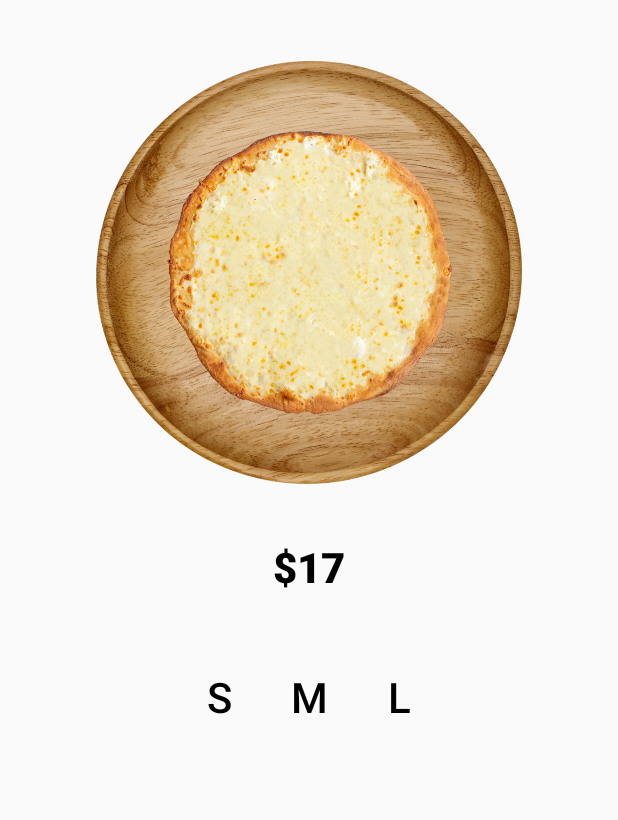
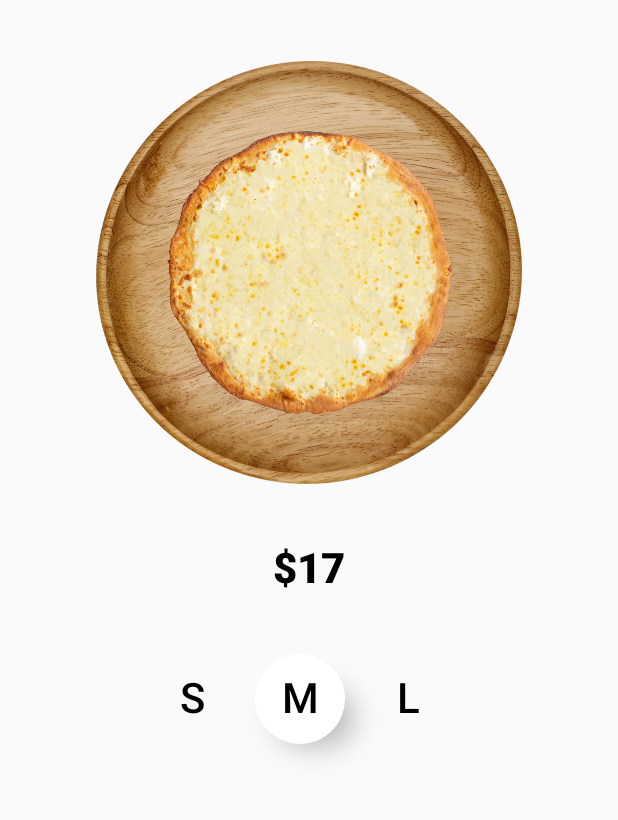
Before and after one commit to iZyadNasser/PizzaOven, an Android app built with Jetpack Compose: the screen it shows after launch (MainActivity), on a phone screen of 412 x 824 dp, the part 41-861 px from its top. Run offline under Robolectric (Android 15) with nearby library versions, the phone set to English and light mode, and no system bars.

Commit message:
finish pizza size button animation

```diff
--- a/app/src/main/java/com/thechance/pizzaoven/presentation/PizzaScreen.kt
+++ b/app/src/main/java/com/thechance/pizzaoven/presentation/PizzaScreen.kt
@@ -3,6 +3,7 @@ package com.thechance.pizzaoven.presentation
 import androidx.compose.animation.core.animateDpAsState
 import androidx.compose.animation.core.tween
 import androidx.compose.foundation.Image
+import androidx.compose.foundation.background
 import androidx.compose.foundation.clickable
 import androidx.compose.foundation.layout.Arrangement
 import androidx.compose.foundation.layout.Box
@@ -10,6 +11,7 @@ import androidx.compose.foundation.layout.Column
 import androidx.compose.foundation.layout.Row
 import androidx.compose.foundation.layout.fillMaxSize
 import androidx.compose.foundation.layout.fillMaxWidth
+import androidx.compose.foundation.layout.offset
 import androidx.compose.foundation.layout.padding
 import androidx.compose.foundation.layout.size
 import androidx.compose.foundation.layout.statusBarsPadding
@@ -30,6 +32,7 @@ import androidx.compose.runtime.getValue
 import androidx.compose.ui.Alignment
 import androidx.compose.ui.Modifier
 import androidx.compose.ui.draw.clip
+import androidx.compose.ui.draw.shadow
 import androidx.compose.ui.graphics.Color
 import androidx.compose.ui.platform.LocalConfiguration
 import androidx.compose.ui.res.painterResource
@@ -40,6 +43,8 @@ import androidx.compose.ui.tooling.preview.Preview
 import androidx.compose.ui.unit.dp
 import androidx.compose.ui.unit.sp
 import com.thechance.pizzaoven.R
+import com.thechance.pizzaoven.presentation.components.applyIf
+import com.thechance.pizzaoven.presentation.components.dropShadow
 
 @Composable
 fun PizzaScreen(
@@ -58,6 +63,15 @@ fun PizzaScreen(
             PizzaSize.LARGE -> 200.dp
         },
         animationSpec = tween(durationMillis = 300)
+    )
+
+    val animatedPizzaSizeButton by animateDpAsState(
+        targetValue = when (state.pizzaSize) {
+            PizzaSize.SMALL -> (-72).dp
+            PizzaSize.MEDIUM -> 0.dp
+            PizzaSize.LARGE -> 72.dp
+        },
+        animationSpec = tween(durationMillis = 150)
     )
 
     Column(
@@ -156,6 +170,29 @@ fun PizzaScreen(
                 )
         )
 
+        Box(
+            modifier = Modifier
+                .fillMaxWidth(),
+            contentAlignment = Alignment.Center
+        ) {
+            Box(
+                modifier = Modifier
+                    .offset(x = animatedPizzaSizeButton)
+                    .dropShadow(
+                        shape = CircleShape,
+                        color = Color.Black.copy(0.25f),
+                        blur = 15.dp,
+                        offsetY = 6.dp,
+                        offsetX = 2.dp,
+                        spread = (-20).dp,
+                    )
+                    .padding(end = 12.dp)
+                    .clip(CircleShape)
+                    .size(60.dp)
+                    .background(
+                        color = Color.White
+                    )
+            )
             Row(
                 modifier = Modifier
                     .fillMaxSize(),
@@ -164,6 +201,7 @@ fun PizzaScreen(
             ) {
                 Box(
                     modifier = Modifier
+                        .padding(end = 12.dp)
                         .clip(CircleShape)
                         .size(60.dp)
                         .clickable { interactionHandler.onPizzaSizeButtonClick(PizzaSize.SMALL) },
@@ -185,6 +223,7 @@ fun PizzaScreen(
 
                 Box(
                     modifier = Modifier
+                        .padding(end = 12.dp)
                         .clip(CircleShape)
                         .size(60.dp)
                         .clickable { interactionHandler.onPizzaSizeButtonClick(PizzaSize.MEDIUM) },
@@ -204,6 +243,7 @@ fun PizzaScreen(
 
                 Box(
                     modifier = Modifier
+                        .padding(end = 12.dp)
                         .clip(CircleShape)
                         .size(60.dp)
                         .clickable { interactionHandler.onPizzaSizeButtonClick(PizzaSize.LARGE) },
@@ -219,6 +259,7 @@ fun PizzaScreen(
                         modifier = Modifier
                             .fillMaxWidth()
                     )
+                }
             }
         }
     }
--- /dev/null
+++ b/app/src/main/java/com/thechance/pizzaoven/presentation/components/applyIf.kt
@@ -0,0 +1,13 @@
+package com.thechance.pizzaoven.presentation.components
+
+import androidx.compose.runtime.Composable
+import androidx.compose.ui.Modifier
+
+@Composable
+fun Modifier.applyIf(condition: Boolean, modifier: @Composable Modifier.() -> Modifier): Modifier {
+    return if (condition) {
+        then(modifier())
+    } else {
+        this
+    }
+}
--- /dev/null
+++ b/app/src/main/java/com/thechance/pizzaoven/presentation/components/dropShadow.kt
@@ -0,0 +1,47 @@
+package com.thechance.pizzaoven.presentation.components
+
+import android.graphics.BlurMaskFilter
+import androidx.compose.ui.Modifier
+import androidx.compose.ui.draw.drawBehind
+import androidx.compose.ui.geometry.Size
+import androidx.compose.ui.graphics.Color
+import androidx.compose.ui.graphics.Paint
+import androidx.compose.ui.graphics.Shape
+import androidx.compose.ui.graphics.drawOutline
+import androidx.compose.ui.graphics.drawscope.drawIntoCanvas
+import androidx.compose.ui.unit.Dp
+import androidx.compose.ui.unit.dp
+
+fun Modifier.dropShadow(
+    shape: Shape,
+    color: Color = Color.Black.copy(0.25f),
+    blur: Dp = 4.dp,
+    offsetY: Dp = 4.dp,
+    offsetX: Dp = 0.dp,
+    spread: Dp = 0.dp,
+    onlyAtBottom: Boolean = false,
+) = drawBehind {
+    val shadowSize = Size(size.width + spread.toPx(), size.height + spread.toPx())
+    val shadowOutline = shape.createOutline(shadowSize, layoutDirection, this)
+    val paint = Paint()
+    paint.color = color
+    if (blur.toPx() > 0) {
+        paint.asFrameworkPaint().apply {
+            maskFilter = BlurMaskFilter(blur.toPx(), BlurMaskFilter.Blur.NORMAL)
+        }
+    }
+
+
+    drawIntoCanvas { canvas ->
+        canvas.save()
+        canvas.translate(offsetX.toPx(), offsetY.toPx())
+        (spread.toPx() / 2f).let {
+            canvas.translate(offsetX.toPx() - it, offsetY.toPx() - it)
+        }
+        if (onlyAtBottom) {
+            canvas.clipRect(0f, size.height, size.width, size.height + blur.toPx() + spread.toPx())
+        }
+        canvas.drawOutline(shadowOutline, paint)
+        canvas.restore()
+    }
+}
```
Lines whose indentation alone changed are shown as unchanged.
